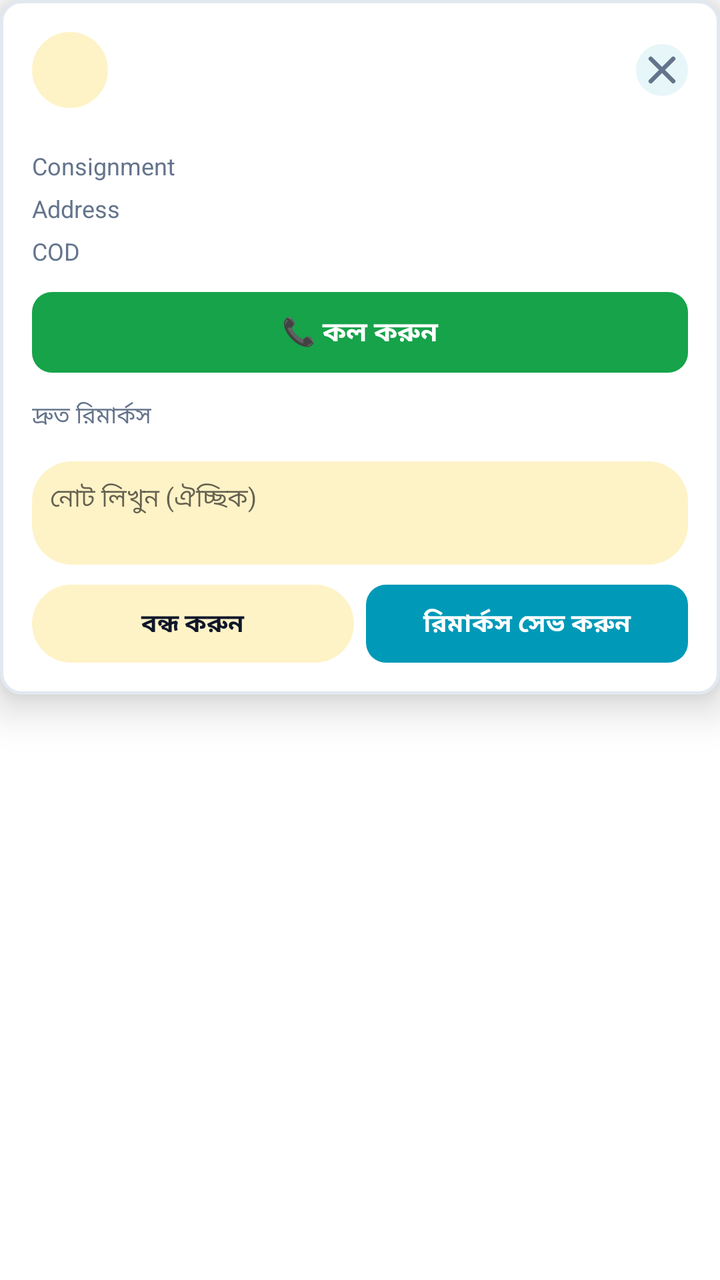
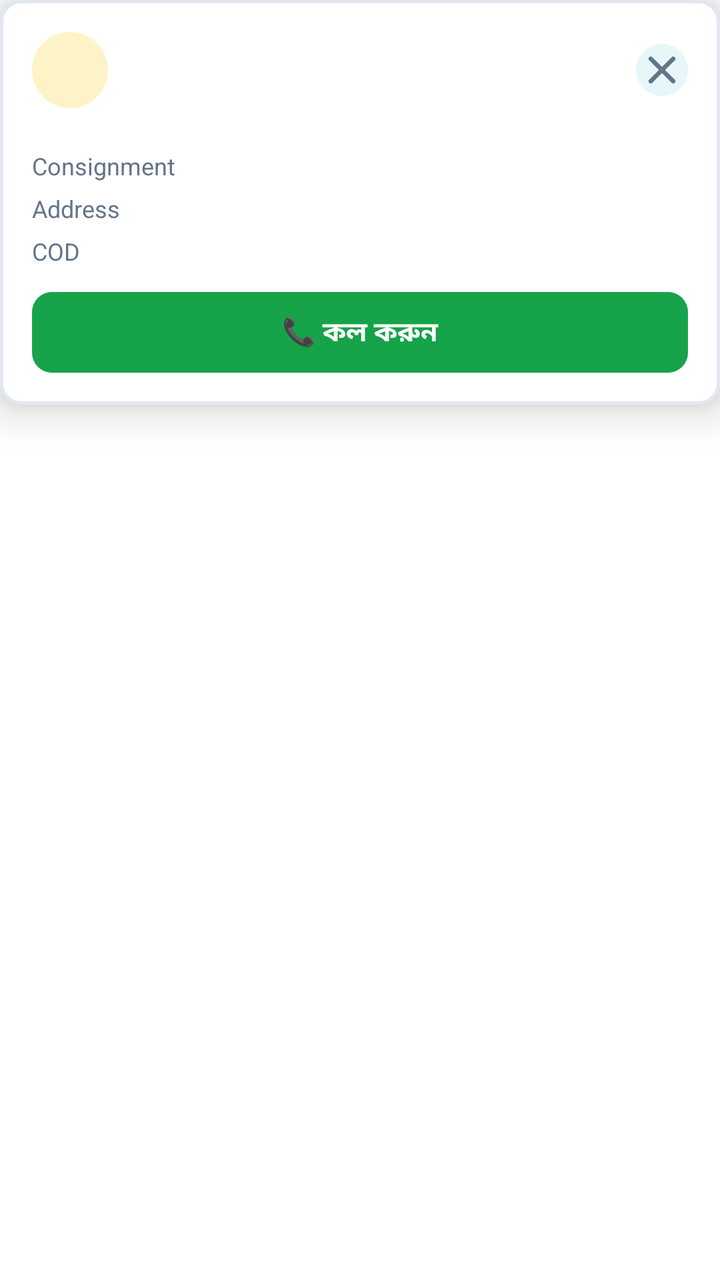

Compare the two renders of this Android layout. The source of the first and the diff that turns it into the second are given below.
<!-- AndroidManifest.xml: application theme Theme.DataBridge -->
<!-- res/layout/overlay_history_remark.xml -->
<?xml version="1.0" encoding="utf-8"?>
<ScrollView xmlns:android="http://schemas.android.com/apk/res/android"
    android:layout_width="match_parent"
    android:layout_height="wrap_content"
    android:maxHeight="560dp"
    android:overScrollMode="never">

<LinearLayout
    android:layout_width="match_parent"
    android:layout_height="wrap_content"
    android:orientation="vertical"
    android:background="@drawable/bg_card_rounded"
    android:padding="16dp"
    android:elevation="12dp">

    
    <LinearLayout
        android:layout_width="match_parent"
        android:layout_height="wrap_content"
        android:orientation="horizontal"
        android:gravity="center_vertical">

        <TextView
            android:id="@+id/tvHrInitial"
            android:layout_width="38dp"
            android:layout_height="38dp"
            android:background="@drawable/bg_overlay_badge_status"
            android:gravity="center"
            android:textSize="14sp"
            android:textStyle="bold"
            android:textColor="#0099B8" />

        <LinearLayout
            android:layout_width="0dp"
            android:layout_height="wrap_content"
            android:layout_weight="1"
            android:layout_marginStart="10dp"
            android:orientation="vertical">

            <TextView
                android:id="@+id/tvHrName"
                android:layout_width="match_parent"
                android:layout_height="wrap_content"
                android:textSize="15.5sp"
                android:textStyle="bold"
                android:textColor="#0F172A"
                android:maxLines="1"
                android:ellipsize="end" />

            <TextView
                android:id="@+id/tvHrPhone"
                android:layout_width="match_parent"
                android:layout_height="wrap_content"
                android:textSize="12sp"
                android:textColor="#64748B" />
        </LinearLayout>

        <TextView
            android:id="@+id/tvHrCallingBadge"
            android:layout_width="wrap_content"
            android:layout_height="wrap_content"
            android:text="Calling…"
            android:textSize="10.5sp"
            android:textStyle="bold"
            android:textColor="#15803D"
            android:background="@drawable/badge_bg_channel"
            android:paddingHorizontal="9dp"
            android:paddingVertical="4dp"
            android:layout_marginEnd="6dp"
            android:visibility="gone" />

        <ImageButton
            android:id="@+id/btnHrClose"
            android:layout_width="26dp"
            android:layout_height="26dp"
            android:background="@drawable/bg_icon_button_chip"
            android:src="@drawable/ic_close_small"
            android:contentDescription="Dismiss"
            android:padding="6dp" />
    </LinearLayout>

    
    <LinearLayout
        android:layout_width="match_parent"
        android:layout_height="wrap_content"
        android:orientation="vertical"
        android:layout_marginTop="10dp"
        android:paddingTop="10dp">

        <LinearLayout
            android:layout_width="match_parent"
            android:layout_height="wrap_content"
            android:orientation="horizontal"
            android:layout_marginBottom="4dp">
            <TextView android:layout_width="0dp" android:layout_height="wrap_content" android:layout_weight="1"
                android:text="Consignment" android:textSize="12sp" android:textColor="#64748B" />
            <TextView android:id="@+id/tvHrConsignment" android:layout_width="wrap_content" android:layout_height="wrap_content"
                android:textSize="12.5sp" android:textColor="#0F172A" />
        </LinearLayout>

        <LinearLayout
            android:layout_width="match_parent"
            android:layout_height="wrap_content"
            android:orientation="horizontal"
            android:layout_marginBottom="4dp">
            <TextView android:layout_width="0dp" android:layout_height="wrap_content" android:layout_weight="1"
                android:text="Address" android:textSize="12sp" android:textColor="#64748B" />
            <TextView android:id="@+id/tvHrAddress" android:layout_width="0dp" android:layout_height="wrap_content"
                android:layout_weight="1.6" android:gravity="end" android:maxLines="2" android:ellipsize="end"
                android:textSize="12.5sp" android:textColor="#0F172A" />
        </LinearLayout>

        <LinearLayout
            android:layout_width="match_parent"
            android:layout_height="wrap_content"
            android:orientation="horizontal">
            <TextView android:layout_width="0dp" android:layout_height="wrap_content" android:layout_weight="1"
                android:text="COD" android:textSize="12sp" android:textColor="#64748B" />
            <TextView android:id="@+id/tvHrCod" android:layout_width="wrap_content" android:layout_height="wrap_content"
                android:textSize="12.5sp" android:textStyle="bold" android:textColor="#0099B8" />
        </LinearLayout>
    </LinearLayout>

    
    <TextView
        android:id="@+id/btnHrCall"
        android:layout_width="match_parent"
        android:layout_height="wrap_content"
        android:layout_marginTop="12dp"
        android:background="@drawable/bg_overlay_cta_success"
        android:text="📞 কল করুন"
        android:textColor="#FFFFFF"
        android:textSize="13.5sp"
        android:textStyle="bold"
        android:gravity="center"
        android:paddingVertical="10dp" />

    
    <TextView
        android:layout_width="wrap_content"
        android:layout_height="wrap_content"
        android:layout_marginTop="13dp"
        android:text="দ্রুত রিমার্কস"
        android:textSize="11.5sp"
        android:textColor="#64748B" />

    <HorizontalScrollView
        android:layout_width="match_parent"
        android:layout_height="wrap_content"
        android:layout_marginTop="6dp"
        android:scrollbars="none">
        <LinearLayout
            android:id="@+id/llHrRemarkChips"
            android:layout_width="wrap_content"
            android:layout_height="wrap_content"
            android:orientation="horizontal" />
    </HorizontalScrollView>

    <EditText
        android:id="@+id/etHrNote"
        android:layout_width="match_parent"
        android:layout_height="wrap_content"
        android:layout_marginTop="8dp"
        android:background="@drawable/bg_overlay_badge_status"
        android:hint="নোট লিখুন (ঐচ্ছিক)"
        android:textSize="12.5sp"
        android:minLines="2"
        android:gravity="top|start"
        android:padding="9dp"
        android:inputType="textMultiLine" />

    <TextView
        android:id="@+id/tvHrAgentMissing"
        android:layout_width="match_parent"
        android:layout_height="wrap_content"
        android:layout_marginTop="8dp"
        android:text="⚠ এই পার্সেলের এজেন্ট তথ্য পাওয়া যায়নি — Call Center-এ গিয়ে রিমার্ক দিন"
        android:textSize="11.5sp"
        android:textColor="#B45309"
        android:visibility="gone" />

    
    <LinearLayout
        android:layout_width="match_parent"
        android:layout_height="wrap_content"
        android:orientation="horizontal"
        android:layout_marginTop="10dp">

        <TextView
            android:id="@+id/btnHrDismiss"
            android:layout_width="0dp"
            android:layout_height="wrap_content"
            android:layout_weight="1"
            android:layout_marginEnd="6dp"
            android:background="@drawable/bg_overlay_badge_status"
            android:text="বন্ধ করুন"
            android:textColor="#0F172A"
            android:textSize="12.5sp"
            android:textStyle="bold"
            android:gravity="center"
            android:paddingVertical="10dp" />

        <TextView
            android:id="@+id/btnHrSave"
            android:layout_width="0dp"
            android:layout_height="wrap_content"
            android:layout_weight="1"
            android:background="@drawable/bg_overlay_cta"
            android:text="রিমার্কস সেভ করুন"
            android:textColor="#FFFFFF"
            android:textSize="12.5sp"
            android:textStyle="bold"
            android:gravity="center"
            android:paddingVertical="10dp" />

    </LinearLayout>

    <TextView
        android:id="@+id/tvHrConfirmation"
        android:layout_width="match_parent"
        android:layout_height="wrap_content"
        android:layout_marginTop="10dp"
        android:text="✓ রিমার্কস সেভ হয়েছে"
        android:textSize="13sp"
        android:textStyle="bold"
        android:textColor="#15803D"
        android:gravity="center"
        android:visibility="gone" />

</LinearLayout>
</ScrollView>
<!-- resources referenced by this layout -->
<resources>
  <!-- drawable badge_bg_channel (drawable) -->
  <?xml version="1.0" encoding="utf-8"?>
  <shape xmlns:android="http://schemas.android.com/apk/res/android"
      android:shape="rectangle">
      <solid android:color="#E7F6F8" />
      <stroke android:width="1dp" android:color="#0099b8" />
      <corners android:radius="8dp" />
  </shape>
  <!-- drawable bg_card_rounded (drawable) -->
  <?xml version="1.0" encoding="utf-8"?>
  <shape xmlns:android="http://schemas.android.com/apk/res/android"
      android:shape="rectangle">
      <solid android:color="@color/theme_bg_card" />
      <stroke android:width="1.5dp" android:color="@color/theme_border" />
      <corners android:radius="10dp" />
  </shape>
  <!-- drawable bg_icon_button_chip (drawable) -->
  <?xml version="1.0" encoding="utf-8"?>
  <shape xmlns:android="http://schemas.android.com/apk/res/android"
      android:shape="oval">
      <solid android:color="#E7F6F8" />
  </shape>
  <!-- drawable bg_overlay_badge_status (drawable) -->
  <?xml version="1.0" encoding="utf-8"?>
  <shape xmlns:android="http://schemas.android.com/apk/res/android"
      android:shape="rectangle">
      <solid android:color="#FEF3C7" />
      <corners android:radius="20dp" />
  </shape>
  <!-- drawable bg_overlay_cta (drawable) -->
  <?xml version="1.0" encoding="utf-8"?>
  <shape xmlns:android="http://schemas.android.com/apk/res/android"
      android:shape="rectangle">
      <solid android:color="#0099B8" />
      <corners android:radius="10dp" />
  </shape>
  <!-- drawable bg_overlay_cta_success (drawable) -->
  <?xml version="1.0" encoding="utf-8"?>
  <shape xmlns:android="http://schemas.android.com/apk/res/android"
      android:shape="rectangle">
      <solid android:color="#16A34A" />
      <corners android:radius="10dp" />
  </shape>
  <!-- drawable ic_close_small (drawable) -->
  <?xml version="1.0" encoding="utf-8"?>
  <vector xmlns:android="http://schemas.android.com/apk/res/android"
      android:width="24dp"
      android:height="24dp"
      android:viewportWidth="24"
      android:viewportHeight="24">
      <path
          android:pathData="M6.4,6.4l11.2,11.2M17.6,6.4L6.4,17.6"
          android:strokeColor="#64748B"
          android:strokeWidth="2.2"
          android:strokeLineCap="round" />
  </vector>
  <style name="Theme.DataBridge" parent="Theme.MaterialComponents.DayNight.NoActionBar">
      <item name="colorPrimary">#00d4ff</item>
      <item name="colorPrimaryVariant">#16213e</item>
      <item name="colorOnPrimary">#ffffff</item>
      <item name="colorSecondary">#00d4ff</item>
      <item name="android:statusBarColor">#1a1a2e</item>
  </style>
  <color name="theme_bg_card">#ffffff</color>
  <color name="theme_border">#e2e8f0</color>
</resources>

<!-- the commit's change to res/layout/overlay_history_remark.xml (unified diff, before → after) -->
@@ -137,37 +137,96 @@
 
     
     <TextView
-        android:layout_width="wrap_content"
+        android:id="@+id/btnHrSetRemarks"
+        android:layout_width="match_parent"
         android:layout_height="wrap_content"
         android:layout_marginTop="13dp"
-        android:text="দ্রুত রিমার্কস"
-        android:textSize="11.5sp"
-        android:textColor="#64748B" />
-
-    <HorizontalScrollView
-        android:layout_width="match_parent"
-        android:layout_height="wrap_content"
-        android:layout_marginTop="6dp"
-        android:scrollbars="none">
-        <LinearLayout
-            android:id="@+id/llHrRemarkChips"
+        android:background="@drawable/bg_overlay_badge_status"
+        android:text="📝 রিমার্কস সেট করুন"
+        android:textColor="#0F172A"
+        android:textSize="12.5sp"
+        android:textStyle="bold"
+        android:gravity="center"
+        android:paddingVertical="10dp"
+        android:visibility="gone" />
+
+    <LinearLayout
+        android:id="@+id/llHrRemarkSection"
+        android:layout_width="match_parent"
+        android:layout_height="wrap_content"
+        android:orientation="vertical"
+        android:visibility="gone">
+
+        <TextView
             android:layout_width="wrap_content"
             android:layout_height="wrap_content"
-            android:orientation="horizontal" />
-    </HorizontalScrollView>
-
-    <EditText
-        android:id="@+id/etHrNote"
-        android:layout_width="match_parent"
-        android:layout_height="wrap_content"
-        android:layout_marginTop="8dp"
-        android:background="@drawable/bg_overlay_badge_status"
-        android:hint="নোট লিখুন (ঐচ্ছিক)"
-        android:textSize="12.5sp"
-        android:minLines="2"
-        android:gravity="top|start"
-        android:padding="9dp"
-        android:inputType="textMultiLine" />
+            android:layout_marginTop="13dp"
+            android:text="দ্রুত রিমার্কস"
+            android:textSize="11.5sp"
+            android:textColor="#64748B" />
+
+        <HorizontalScrollView
+            android:layout_width="match_parent"
+            android:layout_height="wrap_content"
+            android:layout_marginTop="6dp"
+            android:scrollbars="none">
+            <LinearLayout
+                android:id="@+id/llHrRemarkChips"
+                android:layout_width="wrap_content"
+                android:layout_height="wrap_content"
+                android:orientation="horizontal" />
+        </HorizontalScrollView>
+
+        <EditText
+            android:id="@+id/etHrNote"
+            android:layout_width="match_parent"
+            android:layout_height="wrap_content"
+            android:layout_marginTop="8dp"
+            android:background="@drawable/bg_overlay_badge_status"
+            android:hint="নোট লিখুন (ঐচ্ছিক)"
+            android:textSize="12.5sp"
+            android:minLines="2"
+            android:gravity="top|start"
+            android:padding="9dp"
+            android:inputType="textMultiLine" />
+
+        
+        <LinearLayout
+            android:layout_width="match_parent"
+            android:layout_height="wrap_content"
+            android:orientation="horizontal"
+            android:layout_marginTop="10dp">
+
+            <TextView
+                android:id="@+id/btnHrDismiss"
+                android:layout_width="0dp"
+                android:layout_height="wrap_content"
+                android:layout_weight="1"
+                android:layout_marginEnd="6dp"
+                android:background="@drawable/bg_overlay_badge_status"
+                android:text="বন্ধ করুন"
+                android:textColor="#0F172A"
+                android:textSize="12.5sp"
+                android:textStyle="bold"
+                android:gravity="center"
+                android:paddingVertical="10dp" />
+
+            <TextView
+                android:id="@+id/btnHrSave"
+                android:layout_width="0dp"
+                android:layout_height="wrap_content"
+                android:layout_weight="1"
+                android:background="@drawable/bg_overlay_cta"
+                android:text="রিমার্কস সেভ করুন"
+                android:textColor="#FFFFFF"
+                android:textSize="12.5sp"
+                android:textStyle="bold"
+                android:gravity="center"
+                android:paddingVertical="10dp" />
+
+        </LinearLayout>
+
+    </LinearLayout>
 
     <TextView
         android:id="@+id/tvHrAgentMissing"
@@ -178,42 +237,6 @@
         android:textSize="11.5sp"
         android:textColor="#B45309"
         android:visibility="gone" />
-
-    
-    <LinearLayout
-        android:layout_width="match_parent"
-        android:layout_height="wrap_content"
-        android:orientation="horizontal"
-        android:layout_marginTop="10dp">
-
-        <TextView
-            android:id="@+id/btnHrDismiss"
-            android:layout_width="0dp"
-            android:layout_height="wrap_content"
-            android:layout_weight="1"
-            android:layout_marginEnd="6dp"
-            android:background="@drawable/bg_overlay_badge_status"
-            android:text="বন্ধ করুন"
-            android:textColor="#0F172A"
-            android:textSize="12.5sp"
-            android:textStyle="bold"
-            android:gravity="center"
-            android:paddingVertical="10dp" />
-
-        <TextView
-            android:id="@+id/btnHrSave"
-            android:layout_width="0dp"
-            android:layout_height="wrap_content"
-            android:layout_weight="1"
-            android:background="@drawable/bg_overlay_cta"
-            android:text="রিমার্কস সেভ করুন"
-            android:textColor="#FFFFFF"
-            android:textSize="12.5sp"
-            android:textStyle="bold"
-            android:gravity="center"
-            android:paddingVertical="10dp" />
-
-    </LinearLayout>
 
     <TextView
         android:id="@+id/tvHrConfirmation"
